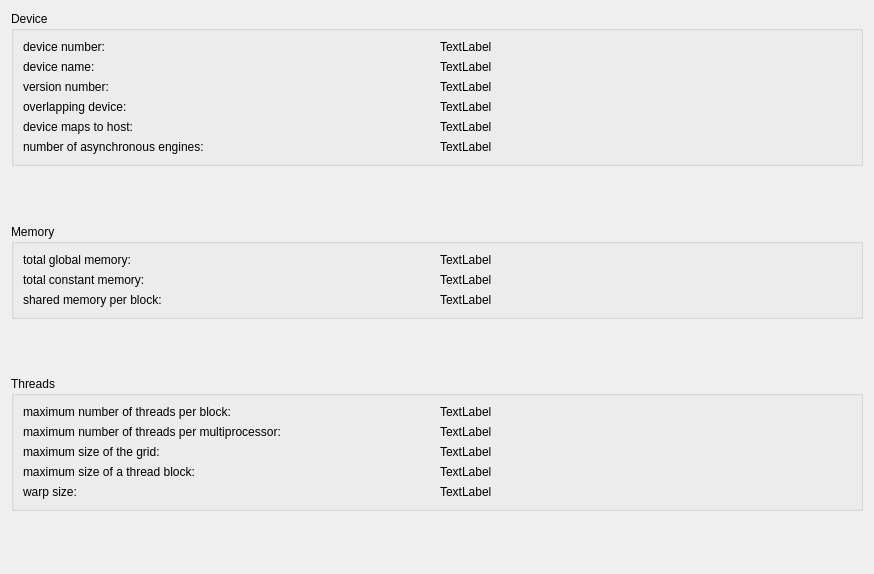
First picture: the form in deviceinfowidget.ui, repository asdq/cudp, before the edit.
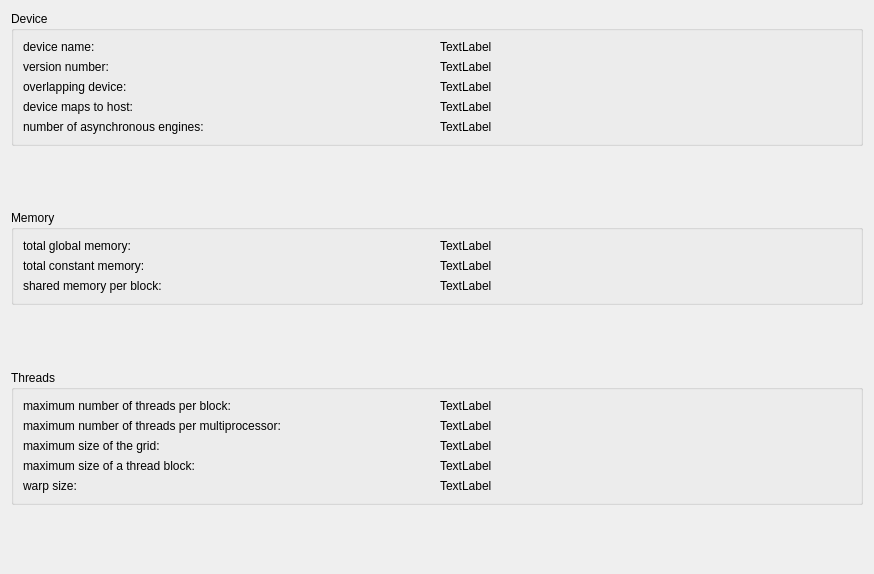
Second picture: the form after the edit.

Commit message:
Separated CudaDevice and DeviceInfoWidget initialization.
Added method addData to DeviceInfoWidget.
Removed QStringBuilder.
Updated other sources.

```diff
--- a/deviceinfowidget.ui
+++ b/deviceinfowidget.ui
@@ -20,35 +20,21 @@
       <string>Device</string>
      </property>
      <layout class="QGridLayout" name="gridLayout_3">
+      <item row="4" column="1">
+       <widget class="QLabel" name="deviceAsyncValue">
+        <property name="text">
+         <string>TextLabel</string>
+        </property>
+       </widget>
+      </item>
       <item row="0" column="0">
-       <widget class="QLabel" name="deviceNumberLabel">
-        <property name="text">
-         <string>device number:</string>
-        </property>
-       </widget>
-      </item>
-      <item row="0" column="1">
-       <widget class="QLabel" name="deviceNumberValue">
-        <property name="text">
-         <string>TextLabel</string>
-        </property>
-       </widget>
-      </item>
-      <item row="1" column="0">
        <widget class="QLabel" name="deviceNameLabel">
         <property name="text">
          <string>device name:</string>
         </property>
        </widget>
       </item>
-      <item row="1" column="1">
-       <widget class="QLabel" name="deviceNameValue">
-        <property name="text">
-         <string>TextLabel</string>
-        </property>
-       </widget>
-      </item>
-      <item row="2" column="0">
+      <item row="1" column="0">
        <widget class="QLabel" name="deviceVersionLabel">
         <property name="text">
          <string>version number:</string>
@@ -56,13 +42,34 @@
        </widget>
       </item>
       <item row="3" column="1">
-       <widget class="QLabel" name="deviceOverlappingValue">
+       <widget class="QLabel" name="deviceMapValue">
         <property name="text">
          <string>TextLabel</string>
         </property>
        </widget>
       </item>
       <item row="3" column="0">
+       <widget class="QLabel" name="deviceMapLabel">
+        <property name="text">
+         <string>device maps to host:</string>
+        </property>
+       </widget>
+      </item>
+      <item row="4" column="0">
+       <widget class="QLabel" name="deviceAsyncLabel">
+        <property name="text">
+         <string>number of asynchronous engines:</string>
+        </property>
+       </widget>
+      </item>
+      <item row="0" column="1">
+       <widget class="QLabel" name="deviceNameValue">
+        <property name="text">
+         <string>TextLabel</string>
+        </property>
+       </widget>
+      </item>
+      <item row="2" column="0">
        <widget class="QLabel" name="deviceOverlappingLabel">
         <property name="text">
          <string>overlapping device:</string>
@@ -70,40 +77,19 @@
        </widget>
       </item>
       <item row="2" column="1">
+       <widget class="QLabel" name="deviceOverlappingValue">
+        <property name="text">
+         <string>TextLabel</string>
+        </property>
+       </widget>
+      </item>
+      <item row="1" column="1">
        <widget class="QLabel" name="deviceVersionValue">
         <property name="text">
          <string>TextLabel</string>
         </property>
        </widget>
       </item>
-      <item row="5" column="1">
-       <widget class="QLabel" name="deviceAsyncValue">
-        <property name="text">
-         <string>TextLabel</string>
-        </property>
-       </widget>
-      </item>
-      <item row="5" column="0">
-       <widget class="QLabel" name="deviceAsyncLabel">
-        <property name="text">
-         <string>number of asynchronous engines:</string>
-        </property>
-       </widget>
-      </item>
-      <item row="4" column="0">
-       <widget class="QLabel" name="deviceMapLabel">
-        <property name="text">
-         <string>device maps to host:</string>
-        </property>
-       </widget>
-      </item>
-      <item row="4" column="1">
-       <widget class="QLabel" name="deviceMapValue">
-        <property name="text">
-         <string>TextLabel</string>
-        </property>
-       </widget>
-      </item>
      </layout>
     </widget>
    </item>
```
The commit also changes 6 other files.
